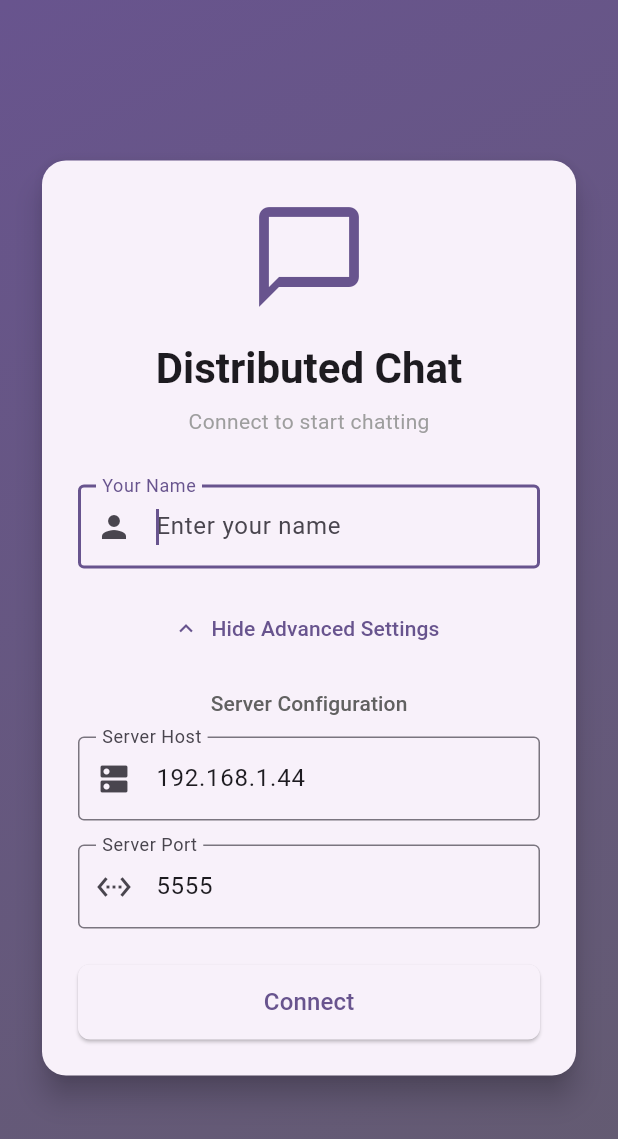
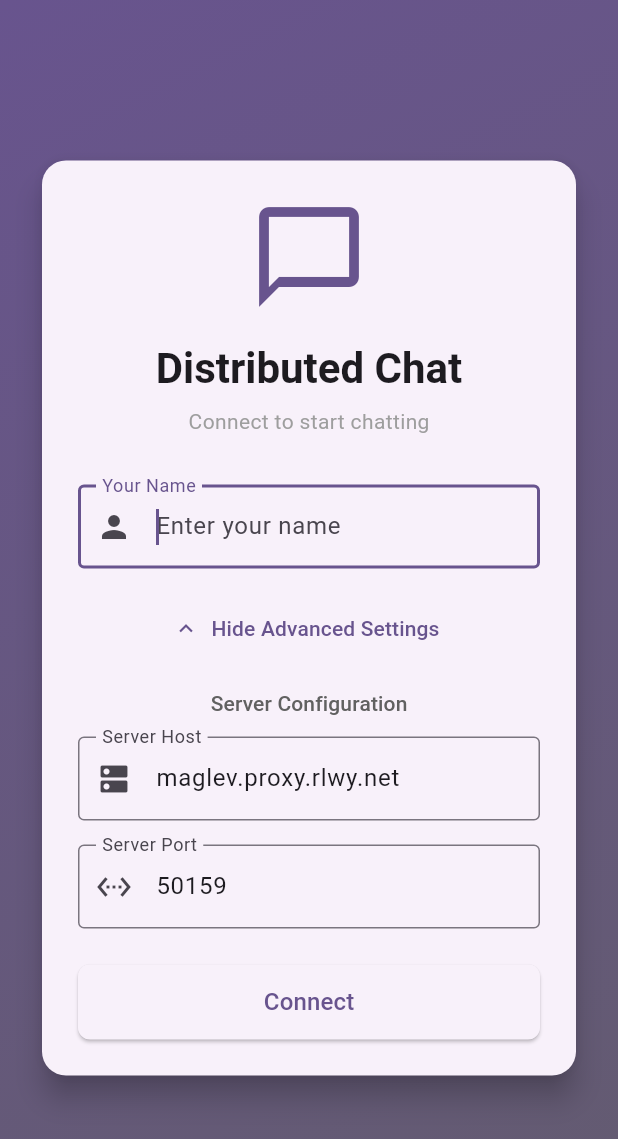
Before and after one commit to sahil00016/distributed_chat, a Flutter app: the ConnectScreen screen opened directly, after a tap on "Advanced Settings", on a phone screen of 412 x 824 dp. Shown: the top 1139 px of the screen. Run offline on Flutter 3.47's test engine with Material 3 defaults, Android fonts, the phone set to English and light mode, and no system bars; our stand-ins replace file_picker, flutter_spinkit, shared_preferences, supabase_flutter; accounts and stored records are empty; network calls fail.

Commit message:
chore: point app to railway socket host

```diff
--- a/client_flutter/lib/config/app_config.dart
+++ b/client_flutter/lib/config/app_config.dart
@@ -1,10 +1,9 @@
 /// Application Configuration
 /// Change these values to match your server setup
 class AppConfig {
-  // Default server configuration
-  // CHANGE THIS to your PC's IP address for mobile demos
-  static const String defaultHost = '192.168.1.44'; // Your PC IP
-  static const int defaultPort = 5555;
+  // Default server configuration (Railway TCP proxy)
+  static const String defaultHost = 'maglev.proxy.rlwy.net';
+  static const int defaultPort = 50159;
 
   // App settings
   static const String appName = 'Distributed Chat';
```
